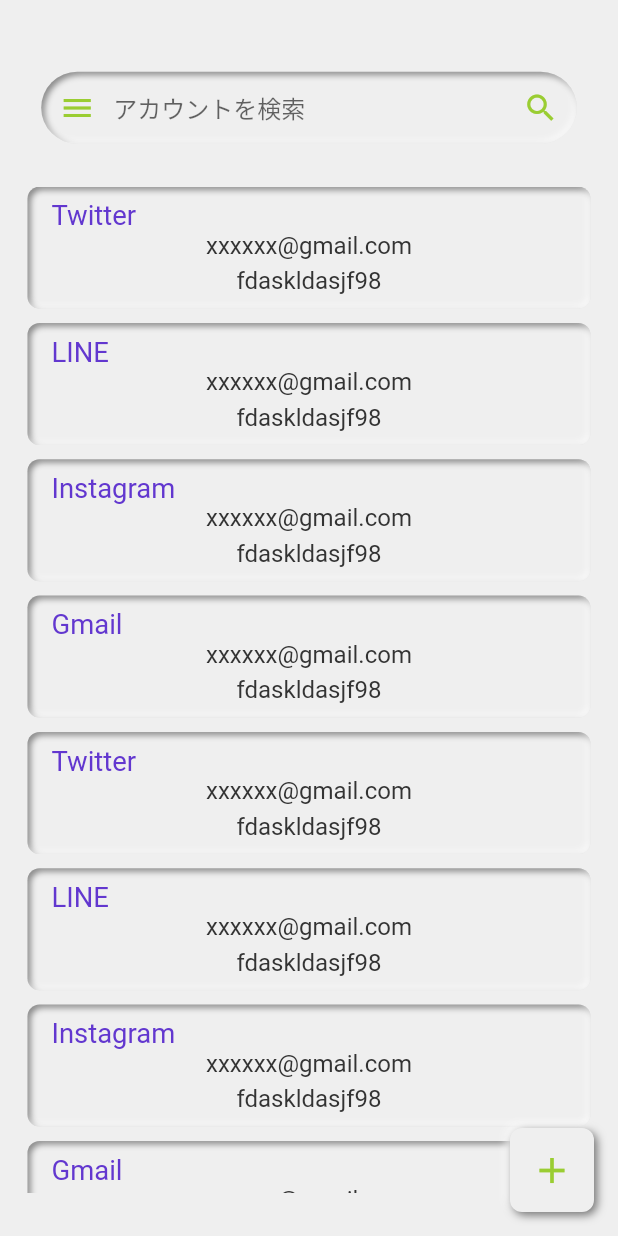
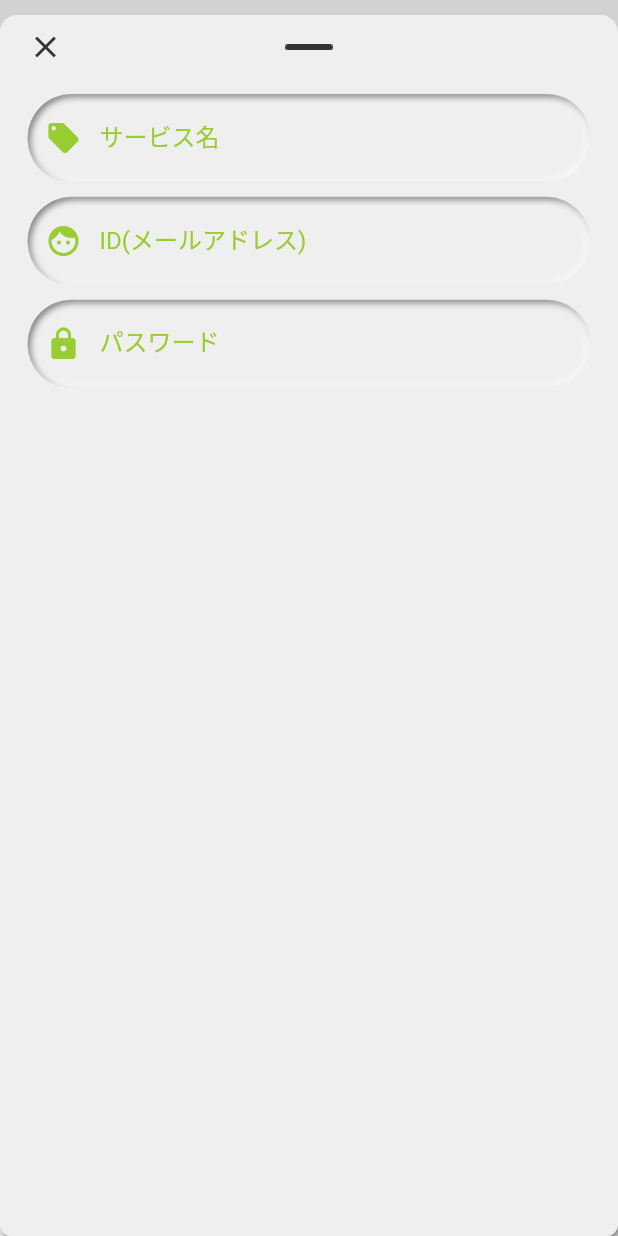
Before and after one commit to nowvilla-physi/account-management-ledger, a Flutter app: the screen it shows after launch, after a tap on the "add" icon, on a phone screen of 412 x 824 dp. Run offline on Flutter 3.47's test engine with Material 2 defaults, Android fonts, the phone set to English and light mode, and no system bars; drawn by our look-alikes of flutter_neumorphic, flutter_slidable; our stand-ins replace flutter_screenutil, freezed_annotation, logger, modal_bottom_sheet; statements that could not run were skipped.

Commit message:
テキストフィールドを表示するようにした。

```diff
--- /dev/null
+++ b/lib/component/neumorphic_text_field.dart
@@ -0,0 +1,63 @@
+import 'package:flutter_neumorphic/flutter_neumorphic.dart';
+import 'package:flutter_screenutil/flutter_screenutil.dart';
+import 'package:account_management_ledger/importer.dart';
+
+class NeumorphicTextField extends StatefulWidget {
+  final String label;
+  final IconData icon;
+  final Function onChange;
+  final String? initialValue;
+
+  const NeumorphicTextField({
+    Key? key,
+    required this.label,
+    required this.icon,
+    required this.onChange,
+    this.initialValue,
+  }) : super(key: key);
+
+  @override
+  State<NeumorphicTextField> createState() => _NeumorphicTextFieldState();
+}
+
+class _NeumorphicTextFieldState extends State<NeumorphicTextField> {
+  /// ラベル
+  late final _label = widget.label;
+
+  /// アイコン
+  late final _icon = widget.icon;
+
+  /// 初期値
+  late final _initialValue = widget.initialValue;
+
+  /// TextFormFieldのボーター
+  final border = const UnderlineInputBorder(
+    borderSide: BorderSide(color: AppColors.baseColor),
+  );
+
+  @override
+  Widget build(BuildContext context) {
+    return Neumorphic(
+      style: const NeumorphicStyle(
+        depth: Dimens.embossDepth,
+        boxShape: NeumorphicBoxShape.stadium(),
+      ),
+      child: TextFormField(
+        initialValue: _initialValue,
+        cursorColor: AppColors.mainColor,
+        decoration: InputDecoration(
+          label: Text(
+            _label,
+            style: const TextStyle(color: AppColors.mainColor),
+          ),
+          enabledBorder: border,
+          focusedBorder: border,
+          prefixIcon: Icon(_icon, color: AppColors.mainColor),
+        ),
+        onChanged: (value) {
+          widget.onChange(value);
+        },
+      ),
+    );
+  }
+}
--- a/lib/constant/colors.dart
+++ b/lib/constant/colors.dart
@@ -5,6 +5,7 @@ class AppColors {
   static const mainColor = Color(0xFF9ACD32);
   static const baseColor = Color(0xFFEFEFEF);
   static const white = Color(0xFFFFFFFF);
+  static const gray = Color(0xFFC4C4C4);
   static const black = Color(0xFF333333);
 }
 
--- a/lib/constant/dimens.dart
+++ b/lib/constant/dimens.dart
@@ -1,8 +1,6 @@
 class Dimens {
   // padding.
-  static const allPadding = 32.0;
-  static const allHorizontalPadding = 32.0;
-  static const allVerticalPadding = 32.0;
+  static const allHorizontalPadding = 24.0;
   static const formFieldHorizontalPadding = 16.0;
   static const formFieldVerticalPadding = 8.0;
 
--- a/lib/constant/strings.dart
+++ b/lib/constant/strings.dart
@@ -4,6 +4,13 @@ class Strings {
 
   // Label.
   static const searchLabel = 'アカウントを検索';
+  static const serviceLabel = 'サービス名';
+  static const idLabel = 'ID(メールアドレス)';
+  static const passwordLabel = 'パスワード';
+
+  // Button.
+  static const addButton = '追加する';
+  static const updateButton = '更新する';
 
   // Message.
   static const noDataMessage = 'データが登録されておりません';
--- a/lib/importer.dart
+++ b/lib/importer.dart
@@ -2,6 +2,7 @@ export 'app.dart';
 export 'component/account_tile.dart';
 export 'component/empty_container.dart';
 export 'component/neumorphic_search_field.dart';
+export 'component/neumorphic_text_field.dart';
 export 'constant/colors.dart';
 export 'constant/config.dart';
 export 'constant/dimens.dart';
@@ -9,6 +10,8 @@ export 'constant/strings.dart';
 export 'core/logger.dart';
 export 'model/account.dart';
 export 'model/error.dart';
+export 'model/open_type.dart';
 export 'model/result.dart';
 export 'router/app_router.dart';
+export 'ui_core/modal.dart';
 export 'view/home.dart';
--- /dev/null
+++ b/lib/model/open_type.dart
@@ -0,0 +1,4 @@
+enum OpenType {
+  open,
+  edit,
+}
--- /dev/null
+++ b/lib/ui_core/modal.dart
@@ -0,0 +1,64 @@
+import 'package:flutter_neumorphic/flutter_neumorphic.dart';
+import 'package:flutter_screenutil/flutter_screenutil.dart';
+import 'package:modal_bottom_sheet/modal_bottom_sheet.dart';
+import 'package:account_management_ledger/importer.dart';
+
+class AppModal {
+  final BuildContext context;
+
+  const AppModal(
+    this.context, {
+    Key? key,
+  });
+
+  void _onchange() {}
+
+  void showModal() {
+    showCupertinoModalBottomSheet(
+      context: context,
+      builder: (context) {
+        return Scaffold(
+          body: Neumorphic(
+            child: Container(
+              color: AppColors.baseColor,
+              padding: EdgeInsets.symmetric(
+                horizontal: Dimens.formFieldHorizontalPadding.w,
+                vertical: Dimens.formFieldVerticalPadding.h,
+              ),
+              child: Column(
+                children: <Widget>[
+                  Row(
+                    mainAxisAlignment: MainAxisAlignment.spaceBetween,
+                    children: <Widget>[
+                      const Icon(Icons.close, color: AppColors.black),
+                      Image.asset('assets/images/ic_parts.png'),
+                      const Icon(Icons.close, color: Colors.transparent),
+                    ],
+                  ),
+                  SizedBox(height: 16.h),
+                  NeumorphicTextField(
+                    label: Strings.serviceLabel,
+                    icon: Icons.local_offer,
+                    onChange: _onchange,
+                  ),
+                  SizedBox(height: 8.h),
+                  NeumorphicTextField(
+                    label: Strings.idLabel,
+                    icon: Icons.face,
+                    onChange: _onchange,
+                  ),
+                  SizedBox(height: 8.h),
+                  NeumorphicTextField(
+                    label: Strings.passwordLabel,
+                    icon: Icons.lock,
+                    onChange: _onchange,
+                  ),
+                ],
+              ),
+            ),
+          ),
+        );
+      },
+    );
+  }
+}
--- a/lib/view/home.dart
+++ b/lib/view/home.dart
@@ -14,8 +14,14 @@ class HomePage extends StatefulWidget {
 class _HomePageState extends State<HomePage> {
   late final _accounts = widget.accounts;
 
+  late final _modal = AppModal(context);
+
   void printa() {
     print("#");
+  }
+
+  void _showModal() {
+    _modal.showModal();
   }
 
   @override
@@ -29,9 +35,9 @@ class _HomePageState extends State<HomePage> {
                 children: <Widget>[
                   Padding(
                     padding: EdgeInsets.only(
-                      left: 24.w,
+                      left: Dimens.allHorizontalPadding.w,
                       top: 40.h,
-                      right: 24.w,
+                      right: Dimens.allHorizontalPadding.w,
                       bottom: 24.h,
                     ),
                     child: NeumorphicSearchField(onChange: printa),
@@ -60,7 +66,9 @@ class _HomePageState extends State<HomePage> {
             ),
       floatingActionButton: NeumorphicFloatingActionButton(
         child: Icon(Icons.add, size: 24.h, color: AppColors.mainColor),
-        onPressed: () {},
+        onPressed: () {
+          _showModal();
+        },
       ),
     );
   }
```
Also changed, not shown: pubspec.yaml (+2 -10 lines), assets/images/ic_parts.png (added).
